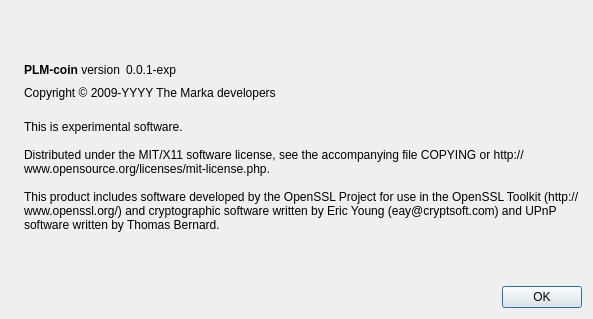
Qt form qcoin/src/qt/forms/aboutdialog.ui (wonabru/Q) before a commit.
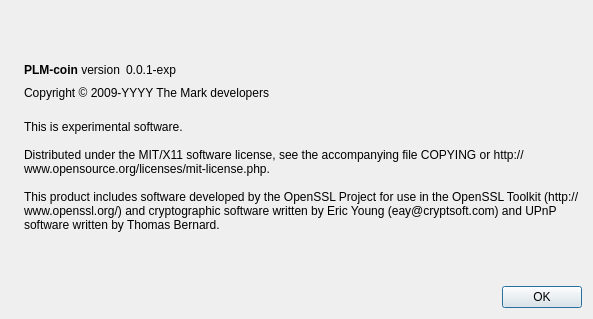
The same form after that commit. Icons and pictures are not drawn.

Diff of the .ui file:
```diff
--- a/qcoin/src/qt/forms/aboutdialog.ui
+++ b/qcoin/src/qt/forms/aboutdialog.ui
@@ -91,7 +91,7 @@
         <cursorShape>IBeamCursor</cursorShape>
        </property>
        <property name="text">
-        <string notr="true">Copyright &amp;copy; 2009-YYYY The Marka developers</string>
+        <string notr="true">Copyright &amp;copy; 2009-YYYY The Mark developers</string>
        </property>
        <property name="textFormat">
         <enum>Qt::RichText</enum>
```
Left out of the diff: 2 changed lines with no effect on the pictures.
